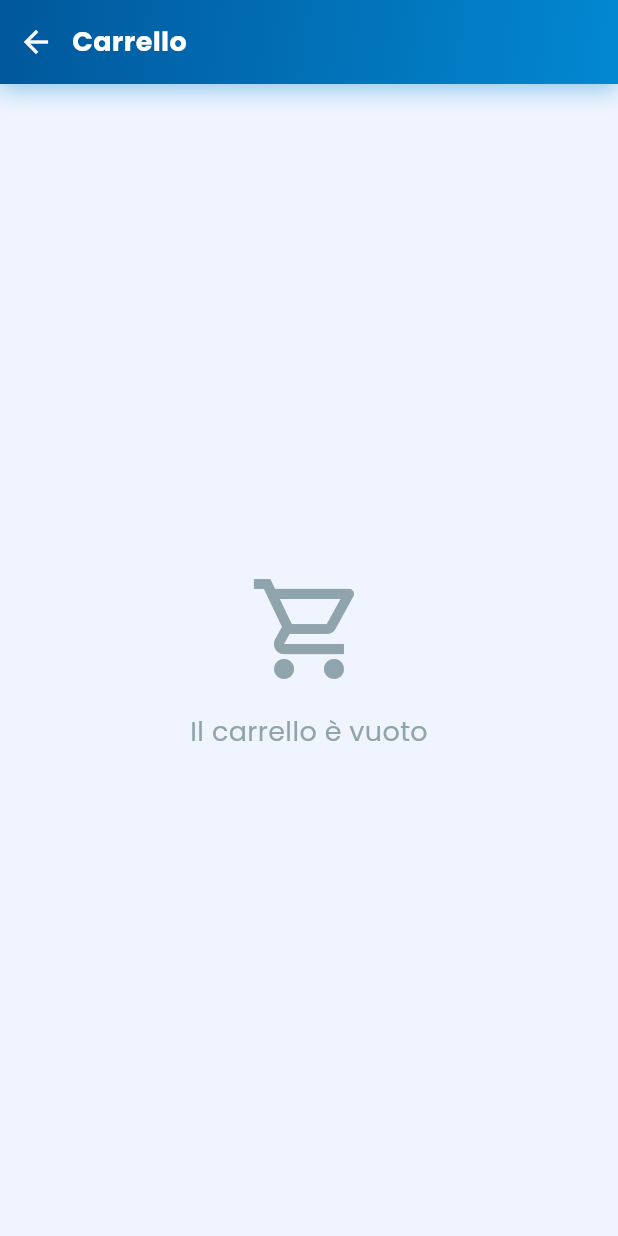
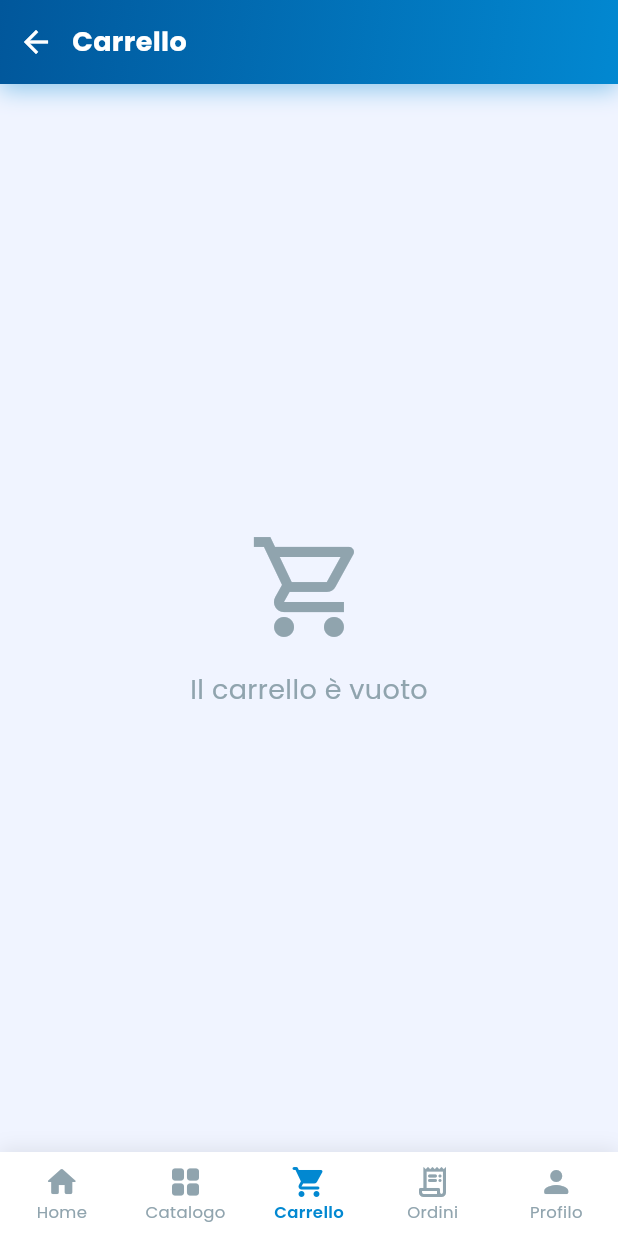
Before and after one commit to colorailgusto-source/topphone, a Flutter app: the HomeScreen screen opened by its route, after a tap on the "shopping cart" icon, on a phone screen of 412 x 824 dp. Run offline on Flutter 3.47's test engine with Material 3 defaults, Android fonts, the phone set to English and light mode, and no system bars; our stand-ins replace app_links, badges, firebase_core, firebase_messaging, flutter_local_notifications, go_router and 3 more; missing offline and left inert: flutter_stripe; accounts and stored records are empty; network calls fail.

Commit message:
Navbar persistente, logo login trasparente, termini e condizioni, fix card prodotti

```diff
--- a/lib/router/app_router.dart
+++ b/lib/router/app_router.dart
@@ -14,6 +14,7 @@ import '../screens/profile/address_screen.dart';
 import '../screens/profile/settings_screen.dart';
 import '../screens/admin/admin_dashboard_screen.dart';
 import '../screens/splash_screen.dart';
+import '../widgets/main_scaffold.dart';
 
 class AppRouter {
   static final router = GoRouter(
@@ -31,13 +32,13 @@ class AppRouter {
       GoRoute(path: '/reset-password', builder: (c, s) => const ResetPasswordScreen()),
       GoRoute(path: '/login', builder: (c, s) => const LoginScreen()),
       GoRoute(path: '/register', builder: (c, s) => const RegisterScreen()),
-      GoRoute(path: '/home', builder: (c, s) => const HomeScreen()),
-      GoRoute(path: '/catalog', builder: (c, s) => CatalogScreen(categoriaIniziale: s.extra as String?)),
+      GoRoute(path: '/home', builder: (c, s) => MainScaffold(currentPath: '/home', child: const HomeScreen())),
+      GoRoute(path: '/catalog', builder: (c, s) => MainScaffold(currentPath: '/catalog', child: CatalogScreen(categoriaIniziale: s.extra as String?))),
       GoRoute(path: '/product/:id', builder: (c, s) => ProductDetailScreen(productId: s.pathParameters['id']!)),
-      GoRoute(path: '/cart', builder: (c, s) => const CartScreen()),
-      GoRoute(path: '/orders', builder: (c, s) => const OrdersScreen()),
+      GoRoute(path: '/cart', builder: (c, s) => MainScaffold(currentPath: '/cart', child: const CartScreen())),
+      GoRoute(path: '/orders', builder: (c, s) => MainScaffold(currentPath: '/orders', child: const OrdersScreen())),
       GoRoute(path: '/order-success', builder: (c, s) => const OrderSuccessScreen()),
-      GoRoute(path: '/profile', builder: (c, s) => const ProfileScreen()),
+      GoRoute(path: '/profile', builder: (c, s) => MainScaffold(currentPath: '/profile', child: const ProfileScreen())),
       GoRoute(path: '/addresses', builder: (c, s) => const AddressScreen()),
       GoRoute(path: '/settings', builder: (c, s) => const SettingsScreen()),
       GoRoute(path: '/admin', builder: (c, s) => const AdminDashboardScreen()),
--- a/lib/screens/auth/login_screen.dart
+++ b/lib/screens/auth/login_screen.dart
@@ -48,8 +48,8 @@ class _LoginScreenState extends State<LoginScreen> {
             children: [
               const SizedBox(height: 40),
               Container(
-                width: 100, height: 100,
-                decoration: BoxDecoration(color: Colors.white, borderRadius: BorderRadius.circular(24), boxShadow: [BoxShadow(color: Colors.black12, blurRadius: 10)]),
+                width: 150, height: 150,
+                decoration: BoxDecoration(color: Colors.transparent, borderRadius: BorderRadius.circular(24)),
                 padding: const EdgeInsets.all(8),
                 child: Image.asset("assets/images/logo.png", fit: BoxFit.contain),
               ),
--- a/lib/screens/home/home_screen.dart
+++ b/lib/screens/home/home_screen.dart
@@ -340,46 +340,7 @@ class _HomeScreenState extends State<HomeScreen> {
             ),
           )),
         ]),
-        bottomNavigationBar: Container(
-          decoration: BoxDecoration(
-            color: Colors.white,
-            boxShadow: [BoxShadow(color: Colors.black.withValues(alpha: 0.08), blurRadius: 20, offset: const Offset(0, -4))],
-            borderRadius: const BorderRadius.vertical(top: Radius.circular(24)),
-          ),
-          child: ClipRRect(
-            borderRadius: const BorderRadius.vertical(top: Radius.circular(24)),
-            child: BottomNavigationBar(
-              currentIndex: 0,
-              selectedItemColor: AppTheme.primary,
-              unselectedItemColor: AppTheme.grey,
-              type: BottomNavigationBarType.fixed,
-              backgroundColor: Colors.white,
-              elevation: 0,
-              selectedLabelStyle: const TextStyle(fontFamily: 'Poppins', fontWeight: FontWeight.w600, fontSize: 11),
-              unselectedLabelStyle: const TextStyle(fontFamily: 'Poppins', fontSize: 11),
-              onTap: (i) {
-                if (i == 1) context.push('/catalog');
-                if (i == 2) context.push('/cart');
-                if (i == 3) context.push('/orders');
-                if (i == 4) context.push('/profile');
-              },
-              items: [
-                const BottomNavigationBarItem(icon: Icon(Icons.home_rounded), label: 'Home'),
-                const BottomNavigationBarItem(icon: Icon(Icons.grid_view_rounded), label: 'Catalogo'),
-                BottomNavigationBarItem(
-                  icon: badges.Badge(
-                    badgeContent: Text('$cartCount', style: const TextStyle(color: Colors.white, fontSize: 9)),
-                    showBadge: cartCount > 0,
-                    child: const Icon(Icons.shopping_cart_rounded),
-                  ),
-                  label: 'Carrello',
-                ),
-                const BottomNavigationBarItem(icon: Icon(Icons.receipt_long_rounded), label: 'Ordini'),
-                const BottomNavigationBarItem(icon: Icon(Icons.person_rounded), label: 'Profilo'),
-              ],
-            ),
-          ),
-        ),
+
       ),
     );
   }
--- a/lib/services/stripe_service.dart
+++ b/lib/services/stripe_service.dart
@@ -29,6 +29,11 @@ class StripeService {
           paymentIntentClientSecret: clientSecret,
           merchantDisplayName: 'Top Phone Torre',
           style: ThemeMode.light,
+          googlePay: const PaymentSheetGooglePay(
+            merchantCountryCode: 'IT',
+            currencyCode: 'EUR',
+            testEnv: true,
+          ),
           appearance: const PaymentSheetAppearance(
             colors: PaymentSheetAppearanceColors(primary: Color(0xFF0288D1)),
           ),
--- /dev/null
+++ b/lib/widgets/main_scaffold.dart
@@ -0,0 +1,58 @@
+import 'package:flutter/material.dart';
+import 'package:go_router/go_router.dart';
+import '../theme/app_theme.dart';
+
+class MainScaffold extends StatelessWidget {
+  final Widget child;
+  final String currentPath;
+
+  const MainScaffold({super.key, required this.child, required this.currentPath});
+
+  int get _currentIndex {
+    if (currentPath.startsWith('/home')) return 0;
+    if (currentPath.startsWith('/catalog')) return 1;
+    if (currentPath.startsWith('/cart')) return 2;
+    if (currentPath.startsWith('/orders')) return 3;
+    if (currentPath.startsWith('/profile')) return 4;
+    return 0;
+  }
+
+  @override
+  Widget build(BuildContext context) {
+    return Scaffold(
+      body: child,
+      bottomNavigationBar: Container(
+        decoration: BoxDecoration(
+          color: Colors.white,
+          boxShadow: [BoxShadow(color: Colors.black.withValues(alpha: 0.08), blurRadius: 10, offset: const Offset(0, -2))],
+        ),
+        child: BottomNavigationBar(
+          currentIndex: _currentIndex,
+          selectedItemColor: AppTheme.primary,
+          unselectedItemColor: AppTheme.grey,
+          type: BottomNavigationBarType.fixed,
+          backgroundColor: Colors.white,
+          elevation: 0,
+          selectedLabelStyle: const TextStyle(fontFamily: 'Poppins', fontWeight: FontWeight.w600, fontSize: 11),
+          unselectedLabelStyle: const TextStyle(fontFamily: 'Poppins', fontSize: 11),
+          onTap: (i) {
+            switch (i) {
+              case 0: context.go('/home'); break;
+              case 1: context.go('/catalog'); break;
+              case 2: context.go('/cart'); break;
+              case 3: context.go('/orders'); break;
+              case 4: context.go('/profile'); break;
+            }
+          },
+          items: const [
+            BottomNavigationBarItem(icon: Icon(Icons.home_rounded), label: 'Home'),
+            BottomNavigationBarItem(icon: Icon(Icons.grid_view_rounded), label: 'Catalogo'),
+            BottomNavigationBarItem(icon: Icon(Icons.shopping_cart_rounded), label: 'Carrello'),
+            BottomNavigationBarItem(icon: Icon(Icons.receipt_long_rounded), label: 'Ordini'),
+            BottomNavigationBarItem(icon: Icon(Icons.person_rounded), label: 'Profilo'),
+          ],
+        ),
+      ),
+    );
+  }
+}
```
Also changed, not shown: lib/screens/auth/register_screen.dart (+47 -1 lines), lib/screens/auth/terms_screen.dart (added, +48 -0 lines), lib/widgets/product_card.dart (+5 -5 lines).
